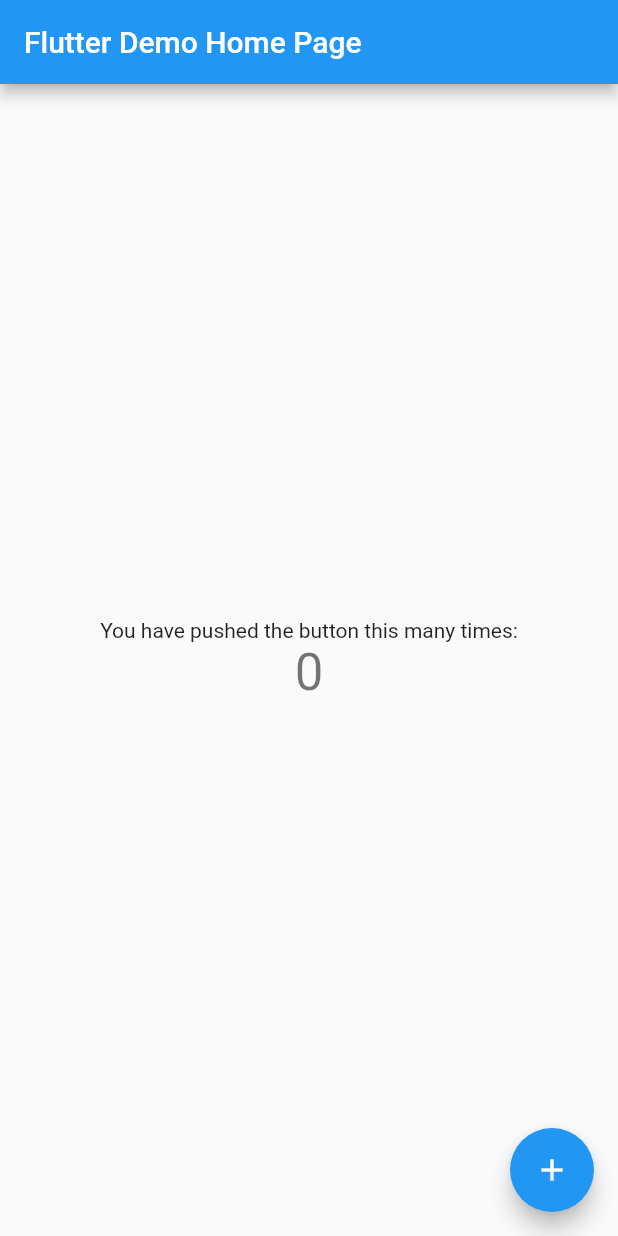
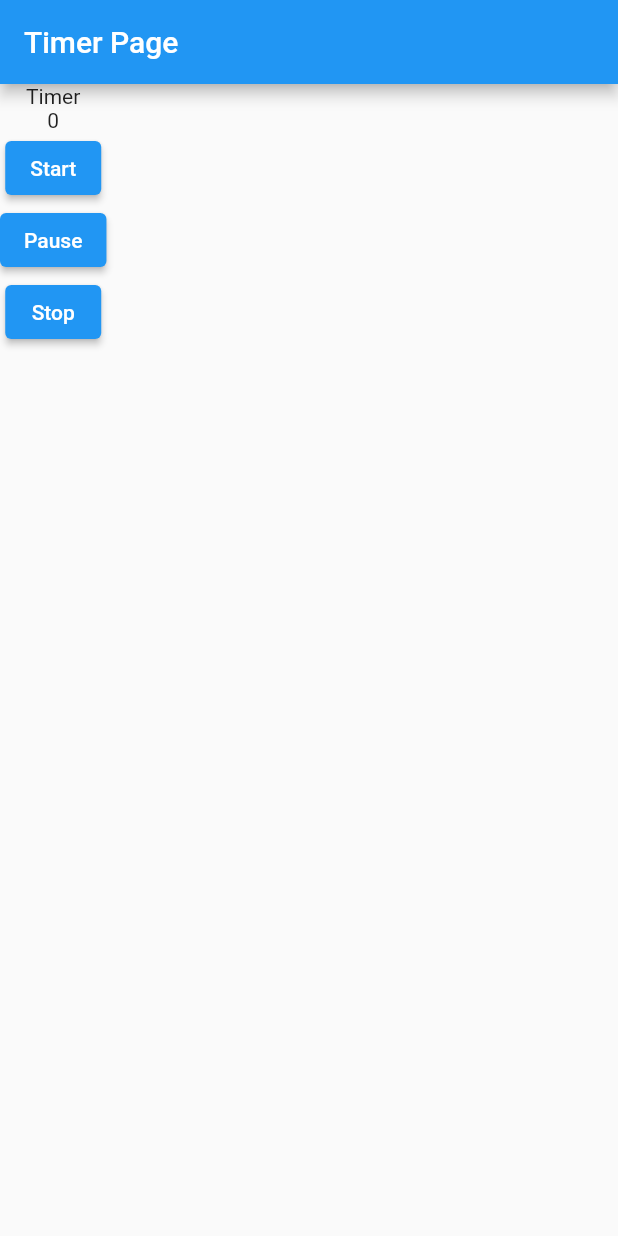
Before and after one commit to otaku1123/flutter-timer-app, a Flutter app: the screen it shows after launch, on a phone screen of 412 x 824 dp. Run offline on Flutter 3.47's test engine with Material 2 defaults, Android fonts, the phone set to English and light mode, and no system bars; our stand-ins replace flutter_riverpod.

Commit message:
タイマーを操作する画面を追加

```diff
--- a/lib/main.dart
+++ b/lib/main.dart
@@ -1,113 +1,19 @@
 import 'package:flutter/material.dart';
+import 'package:timer_app/pages/timer_page.dart';
 
 void main() {
   runApp(MyApp());
 }
 
 class MyApp extends StatelessWidget {
-  // This widget is the root of your application.
   @override
   Widget build(BuildContext context) {
     return MaterialApp(
       title: 'Flutter Demo',
       theme: ThemeData(
-        // This is the theme of your application.
-        //
-        // Try running your application with "flutter run". You'll see the
-        // application has a blue toolbar. Then, without quitting the app, try
-        // changing the primarySwatch below to Colors.green and then invoke
-        // "hot reload" (press "r" in the console where you ran "flutter run",
-        // or simply save your changes to "hot reload" in a Flutter IDE).
-        // Notice that the counter didn't reset back to zero; the application
-        // is not restarted.
         primarySwatch: Colors.blue,
       ),
-      home: MyHomePage(title: 'Flutter Demo Home Page'),
+      home: TimerPage(),
     );
   }
 }
-
-class MyHomePage extends StatefulWidget {
-  MyHomePage({Key? key, required this.title}) : super(key: key);
-
-  // This widget is the home page of your application. It is stateful, meaning
-  // that it has a State object (defined below) that contains fields that affect
-  // how it looks.
-
-  // This class is the configuration for the state. It holds the values (in this
-  // case the title) provided by the parent (in this case the App widget) and
-  // used by the build method of the State. Fields in a Widget subclass are
-  // always marked "final".
-
-  final String title;
-
-  @override
-  _MyHomePageState createState() => _MyHomePageState();
-}
-
-class _MyHomePageState extends State<MyHomePage> {
-  int _counter = 0;
-
-  void _incrementCounter() {
-    setState(() {
-      // This call to setState tells the Flutter framework that something has
-      // changed in this State, which causes it to rerun the build method below
-      // so that the display can reflect the updated values. If we changed
-      // _counter without calling setState(), then the build method would not be
-      // called again, and so nothing would appear to happen.
-      _counter++;
-    });
-  }
-
-  @override
-  Widget build(BuildContext context) {
-    // This method is rerun every time setState is called, for instance as done
-    // by the _incrementCounter method above.
-    //
-    // The Flutter framework has been optimized to make rerunning build methods
-    // fast, so that you can just rebuild anything that needs updating rather
-    // than having to individually change instances of widgets.
-    return Scaffold(
-      appBar: AppBar(
-        // Here we take the value from the MyHomePage object that was created by
-        // the App.build method, and use it to set our appbar title.
-        title: Text(widget.title),
-      ),
-      body: Center(
-        // Center is a layout widget. It takes a single child and positions it
-        // in the middle of the parent.
-        child: Column(
-          // Column is also a layout widget. It takes a list of children and
-          // arranges them vertically. By default, it sizes itself to fit its
-          // children horizontally, and tries to be as tall as its parent.
-          //
-          // Invoke "debug painting" (press "p" in the console, choose the
-          // "Toggle Debug Paint" action from the Flutter Inspector in Android
-          // Studio, or the "Toggle Debug Paint" command in Visual Studio Code)
-          // to see the wireframe for each widget.
-          //
-          // Column has various properties to control how it sizes itself and
-          // how it positions its children. Here we use mainAxisAlignment to
-          // center the children vertically; the main axis here is the vertical
-          // axis because Columns are vertical (the cross axis would be
-          // horizontal).
-          mainAxisAlignment: MainAxisAlignment.center,
-          children: <Widget>[
-            Text(
-              'You have pushed the button this many times:',
-            ),
-            Text(
-              '$_counter',
-              style: Theme.of(context).textTheme.headline4,
-            ),
-          ],
-        ),
-      ),
-      floatingActionButton: FloatingActionButton(
-        onPressed: _incrementCounter,
-        tooltip: 'Increment',
-        child: Icon(Icons.add),
-      ), // This trailing comma makes auto-formatting nicer for build methods.
-    );
-  }
-}
--- /dev/null
+++ b/lib/pages/timer_page.dart
@@ -0,0 +1,53 @@
+import 'package:flutter/material.dart';
+import 'package:flutter_riverpod/flutter_riverpod.dart';
+import 'package:timer_app/notifier/timer_state_notifier.dart';
+
+class TimerPage extends StatelessWidget {
+  const TimerPage({Key? key}) : super(key: key);
+
+  @override
+  Widget build(BuildContext context) {
+    return ProviderScope(
+      child: Scaffold(
+        appBar: AppBar(
+          title: Text('Timer Page'),
+        ),
+        body: TimerWidget(),
+      ),
+    );
+  }
+}
+
+class TimerWidget extends ConsumerWidget {
+  @override
+  Widget build(BuildContext context, WidgetRef ref) {
+    final int time = ref.watch(timerStateProvider).currentTime;
+    final Function startFunc = ref.read(timerStateProvider.notifier).start;
+    final Function stopFunc = ref.read(timerStateProvider.notifier).stop;
+    final Function pauseFunc = ref.read(timerStateProvider.notifier).pause;
+    return Column(
+      children: [
+        Text("Timer"),
+        Text(time.toString()),
+        ElevatedButton(
+          onPressed: () {
+            startFunc();
+          },
+          child: Text("Start"),
+        ),
+        ElevatedButton(
+          onPressed: () {
+            pauseFunc();
+          },
+          child: Text("Pause"),
+        ),
+        ElevatedButton(
+          onPressed: () {
+            stopFunc();
+          },
+          child: Text("Stop"),
+        ),
+      ],
+    );
+  }
+}
```
